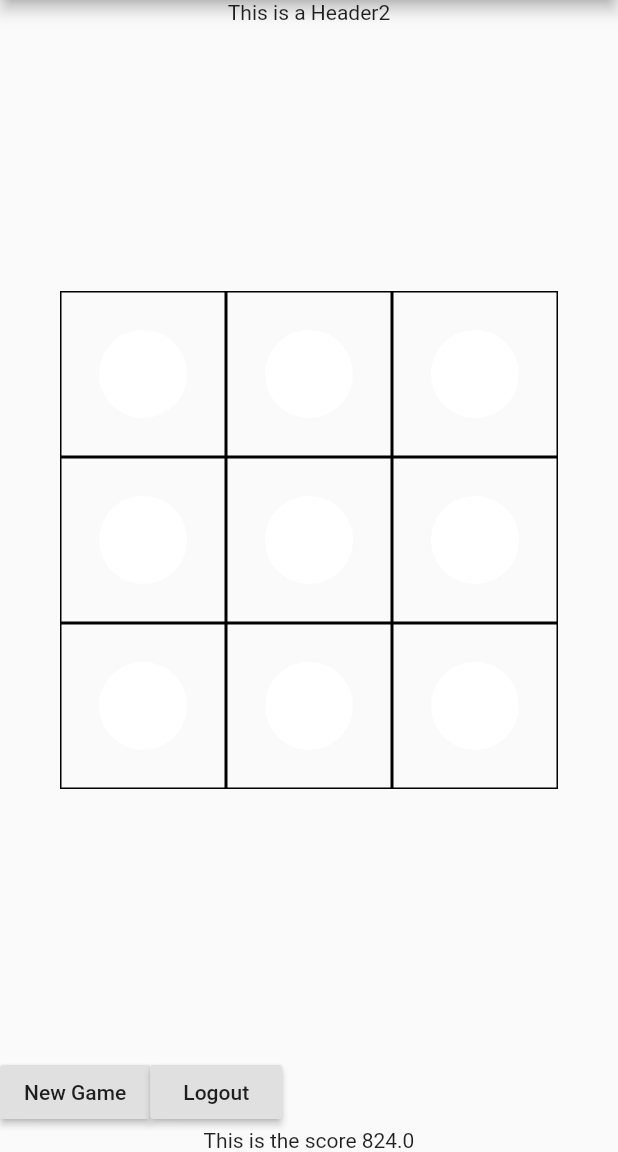
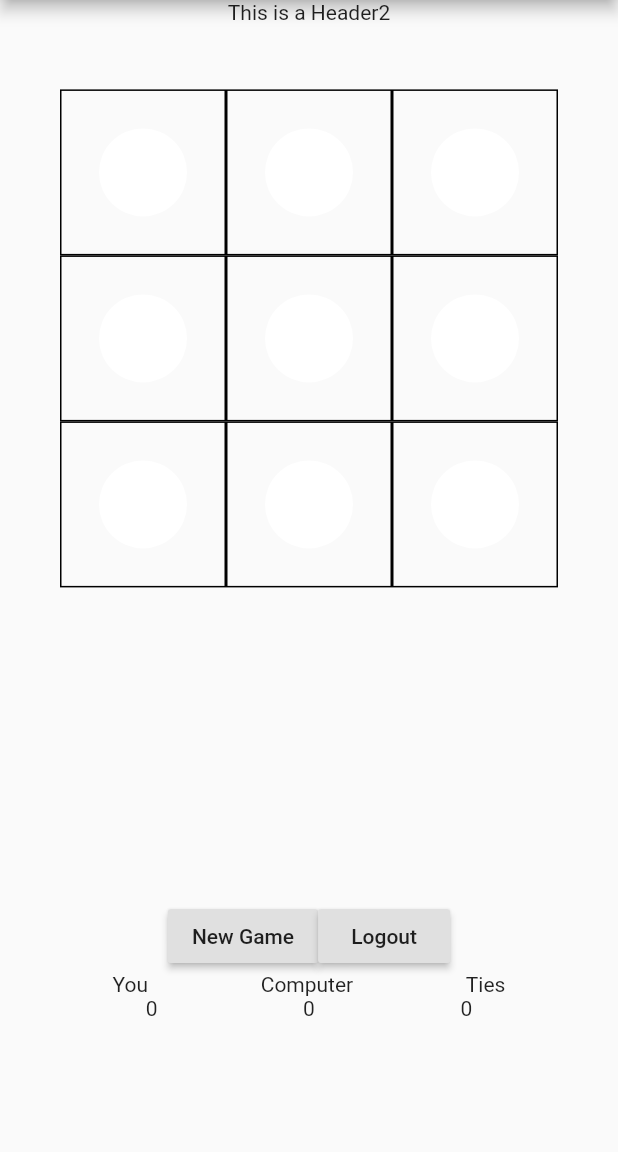
Before and after one commit to samuelzv/tic-tac-toe, a Flutter app: the GamePage screen opened directly, on a phone screen of 412 x 824 dp, the part 84-1236 px from its top. Run offline on Flutter 3.47's test engine with Material 2 defaults, Android fonts, the phone set to English and light mode, and no system bars; our stand-ins replace bloc, equatable, flutter_bloc; missing offline and left inert: angular, angular_bloc, angular_components, angular_forms, angular_router.

```diff
--- a/flutter_app/lib/pages/game/game.dart
+++ b/flutter_app/lib/pages/game/game.dart
@@ -4,6 +4,7 @@ import 'package:common/common.dart';
 
 import './widgets/board.dart';
 import './widgets/play_controls.dart';
+import './widgets/score.dart';
 
 class GamePage extends StatefulWidget {
   @override
@@ -22,15 +23,16 @@ class _GamePageState extends State<GamePage> {
               Expanded(
                 child: Center(
                   child: Container(
-                    height: MediaQuery.of(context).size.height * .5 ,
+                    height: MediaQuery.of(context).size.height * .7 ,
                     child: GameBoard(),
                   )
                 )
               ),
               PlayControls(
-                () => _gameBloc.dispatch(NewGameBlocEvent()),
-                () => _gameBloc.dispatch(LogoutBlocEvent()) ),
-              Text('This is the score ${MediaQuery.of(context).size.height}'),
+                onNewGame: () => _gameBloc.dispatch(NewGameBlocEvent()),
+                onLogout: () => _gameBloc.dispatch(LogoutBlocEvent())
+              ),
+              Score(),
             ]
           )
         );
--- a/flutter_app/lib/pages/game/widgets/play_controls.dart
+++ b/flutter_app/lib/pages/game/widgets/play_controls.dart
@@ -5,11 +5,13 @@ class PlayControls extends StatelessWidget {
   final Function onNewGame;
   final Function onLogout;
 
-  const PlayControls(this.onNewGame, this.onLogout);
+  const PlayControls({this.onNewGame, this.onLogout});
 
   @override
   Widget build(BuildContext context) {
     return Row(
+      mainAxisAlignment: MainAxisAlignment.center,
+      crossAxisAlignment: CrossAxisAlignment.start,
       children: <Widget>[
         RaisedButton(
           child: Text('New Game'),
--- /dev/null
+++ b/flutter_app/lib/pages/game/widgets/score.dart
@@ -0,0 +1,38 @@
+import 'package:flutter/material.dart';
+import 'package:flutter_bloc/flutter_bloc.dart';
+import 'package:common/common.dart';
+
+class Score extends StatelessWidget {
+  const Score();
+
+  @override
+  Widget build(BuildContext context) {
+    return BlocBuilder(
+      bloc: BlocProvider.of<GameBloc>(context),
+      builder: (BuildContext context, DataState state) {
+        return Container(
+          height: 120.0,
+          child: Column(
+            children: [
+              Row(
+                mainAxisAlignment: MainAxisAlignment.spaceEvenly,
+                children: [
+                  Text('You'),
+                  Text('Computer'),
+                  Text('Ties')
+                ],
+              ),
+              Row(
+                mainAxisAlignment: MainAxisAlignment.spaceEvenly,
+                children: [
+                  Text(state.score.human.toString()),
+                  Text(state.score.computer.toString()),
+                  Text(state.score.tied.toString())
+                ],
+              )
+            ],
+          )
+        );
+    });
+  }
+}
```
